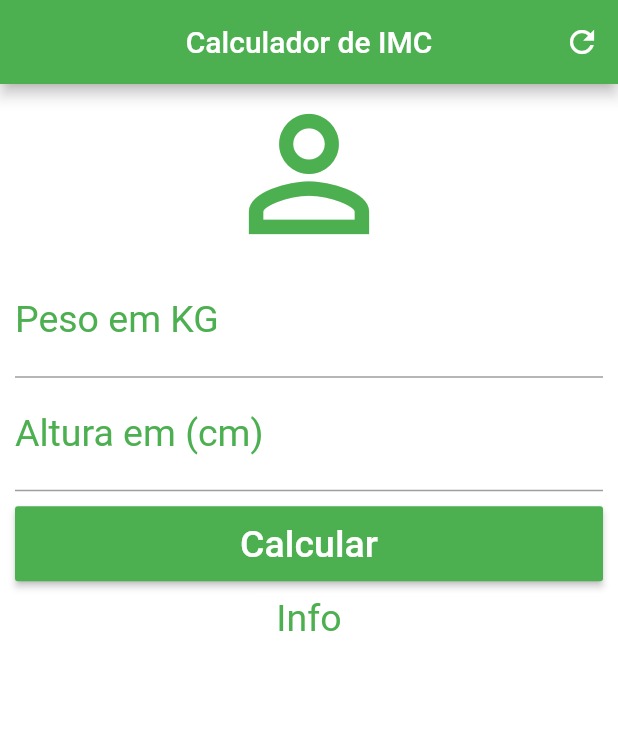
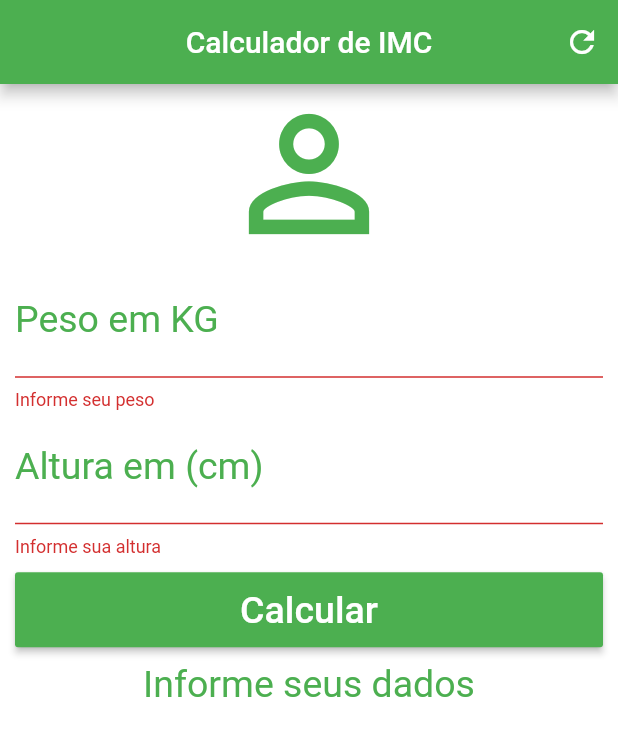
Before and after one commit to mateusFerrando/AndoridoFlutter, a Flutter app: the screen it shows after launch, after a tap on "Calcular", on a phone screen of 412 x 824 dp. Shown: the top 736 px of the screen. Run offline on Flutter 3.47's test engine with Material 2 defaults, Android fonts, the phone set to English and light mode, and no system bars.

Commit message:
Funções

```diff
--- a/calculadora_imc/lib/main.dart
+++ b/calculadora_imc/lib/main.dart
@@ -12,6 +12,41 @@ class Home extends StatefulWidget {
 }
 
 class _HomeState extends State<Home> {
+  TextEditingController pesoController = TextEditingController();
+  TextEditingController alturaController = TextEditingController();
+
+  GlobalKey<FormState> _formKey = GlobalKey<FormState>();
+
+  String _infoText = "Informe seus dados";
+
+  void _limpar() {
+    pesoController.text = "";
+    alturaController.text = "";
+    setState(() {
+      _formKey = GlobalKey<FormState>();
+      _infoText = "Informe seus dados";
+    });
+  }
+
+  void _calcular() {
+    setState(() {
+      double peso = double.parse(pesoController.text);
+      double altura = double.parse(alturaController.text);
+      double imc = peso / (altura * altura);
+      if (imc < 18.6) {
+        _infoText = "Abaixo do peso (${imc.toStringAsPrecision(4)})";
+      } else if (imc >= 18.6 && imc < 24.9) {
+        _infoText = "Peso ideal (${imc.toStringAsPrecision(4)})";
+      } else if (imc >= 24.9 && imc < 29.9) {
+        _infoText = "Obesidade Grau I (${imc.toStringAsPrecision(4)})";
+      } else if (imc >= 34.9 && imc < 39.9) {
+        _infoText = "Obesidade Grau II (${imc.toStringAsPrecision(4)})";
+      } else if (imc >= 40) {
+        _infoText = "Obesidade Grau III (${imc.toStringAsPrecision(4)})";
+      }
+    });
+  }
+
   @override
   Widget build(BuildContext context) {
     return Scaffold(
@@ -22,13 +57,15 @@ class _HomeState extends State<Home> {
         actions: <Widget>[
           IconButton(
             icon: Icon(Icons.refresh),
-            onPressed: () {},
+            onPressed: _limpar,
           )
         ],
       ),
       backgroundColor: Colors.white,
       body: SingleChildScrollView(
         padding: EdgeInsets.fromLTRB(10.0, 0.0, 10.0, 0.0),
+        child: Form(
+            key: _formKey,
             child: Column(
               crossAxisAlignment: CrossAxisAlignment.stretch,
               children: <Widget>[
@@ -37,7 +74,14 @@ class _HomeState extends State<Home> {
                   size: 120.0,
                   color: Colors.green,
                 ),
-            TextField(
+                TextFormField(
+                  // ignore: missing_return
+                  validator: (value) {
+                    if (value.isEmpty) {
+                      return "Informe seu peso";
+                    }
+                  },
+                  controller: pesoController,
                   keyboardType: TextInputType.number,
                   decoration: InputDecoration(
                       labelText: "Peso em KG",
@@ -45,7 +89,14 @@ class _HomeState extends State<Home> {
                   textAlign: TextAlign.center,
                   style: TextStyle(color: Colors.green, fontSize: 25.0),
                 ),
-            TextField(
+                TextFormField(
+                  // ignore: missing_return
+                  validator: (value) {
+                    if (value.isEmpty) {
+                      return "Informe sua altura";
+                    }
+                  },
+                  controller: alturaController,
                   keyboardType: TextInputType.number,
                   decoration: InputDecoration(
                       labelText: "Altura em (cm)",
@@ -58,7 +109,11 @@ class _HomeState extends State<Home> {
                   child: Container(
                     height: 50.0,
                     child: RaisedButton(
-                  onPressed: () {},
+                      onPressed: () {
+                        if (_formKey.currentState.validate()) {
+                          _calcular();
+                        }
+                      },
                       child: Text(
                         "Calcular",
                         style: TextStyle(fontSize: 25.0, color: Colors.white),
@@ -68,12 +123,12 @@ class _HomeState extends State<Home> {
                   ),
                 ),
                 Text(
-              "Info",
+                  _infoText,
                   textAlign: TextAlign.center,
                   style: TextStyle(fontSize: 25.0, color: Colors.green),
                 )
               ],
-        ),
+            )),
       ),
     );
   }
```
Lines whose indentation alone changed are shown as unchanged.
